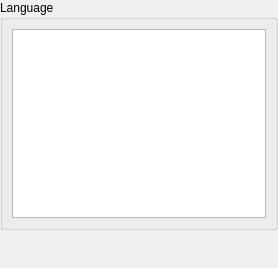
Before: the Qt Designer form wengophone/src/presentation/qt/config/LanguagesSettings.ui in tkrotoff/WengoPhone, drawn with Qt 5.
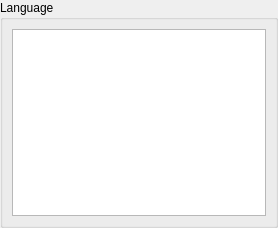
After: the same form once the commit is applied.

Commit message: More work on configuration panels

Diff of the .ui file:
```diff
--- a/wengophone/src/presentation/qt/config/LanguagesSettings.ui
+++ b/wengophone/src/presentation/qt/config/LanguagesSettings.ui
@@ -9,7 +9,7 @@
     <x>0</x>
     <y>0</y>
     <width>278</width>
-    <height>268</height>
+    <height>228</height>
    </rect>
   </property>
   <layout class="QGridLayout" >
@@ -19,19 +19,6 @@
    <property name="spacing" >
     <number>0</number>
    </property>
-   <item row="1" column="0" >
-    <spacer>
-     <property name="orientation" >
-      <enum>Qt::Vertical</enum>
-     </property>
-     <property name="sizeHint" >
-      <size>
-       <width>20</width>
-       <height>40</height>
-      </size>
-     </property>
-    </spacer>
-   </item>
    <item row="0" column="0" >
     <widget class="QGroupBox" name="groupBox" >
      <property name="title" >
```
The commit also changes 7 other files.
